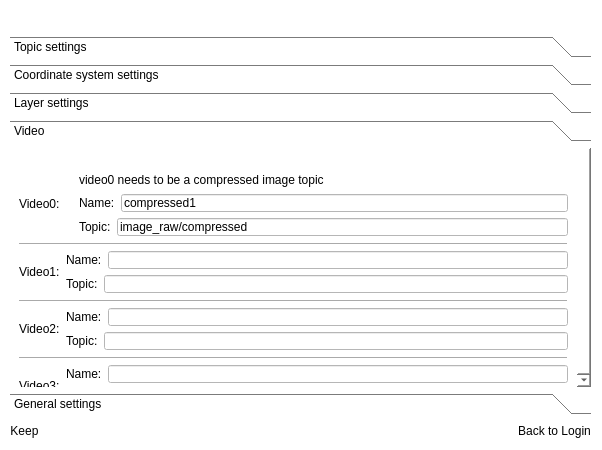
This is junbot_gui/ui/loginwidget.ui in lacie-life/junbot_core as Qt 5 draws it before an edit. The edited form follows.
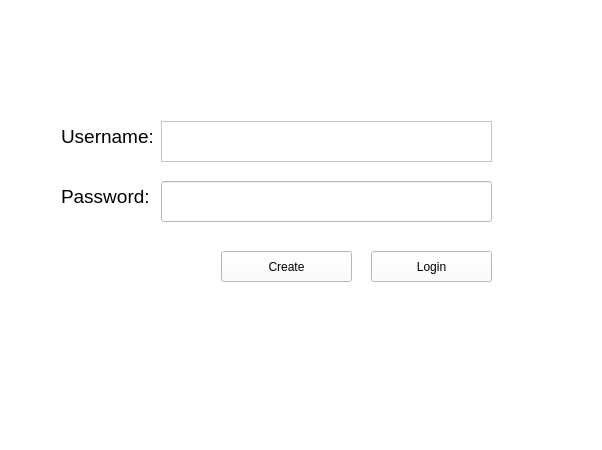
This is the edited form. The open tabs and pages were chosen to show the change. Icons and pictures are not drawn.

The edit to the form file:
```diff
--- a/junbot_gui/ui/loginwidget.ui
+++ b/junbot_gui/ui/loginwidget.ui
@@ -585,842 +585,81 @@
       <number>1</number>
      </property>
      <item>
-      <widget class="QWidget" name="widgetBody_2" native="true">
-       <widget class="QWidget" name="widgetWinTitle_2" native="true">
+      <widget class="QWidget" name="widget" native="true">
+       <widget class="QPushButton" name="loginButton">
         <property name="geometry">
          <rect>
-          <x>9</x>
-          <y>474</y>
-          <width>582</width>
-          <height>30</height>
+          <x>370</x>
+          <y>250</y>
+          <width>121</width>
+          <height>31</height>
          </rect>
         </property>
-        <property name="minimumSize">
-         <size>
-          <width>0</width>
-          <height>30</height>
-         </size>
+        <property name="text">
+         <string>Login</string>
         </property>
-        <property name="maximumSize">
-         <size>
-          <width>16777215</width>
-          <height>30</height>
-         </size>
+       </widget>
+       <widget class="QPushButton" name="createButton">
+        <property name="geometry">
+         <rect>
+          <x>220</x>
+          <y>250</y>
+          <width>131</width>
+          <height>31</height>
+         </rect>
         </property>
+        <property name="text">
+         <string>Create</string>
+        </property>
        </widget>
-       <widget class="QWidget" name="layoutWidget">
+       <widget class="QLabel" name="label">
         <property name="geometry">
          <rect>
-          <x>9</x>
-          <y>9</y>
-          <width>581</width>
-          <height>431</height>
+          <x>60</x>
+          <y>110</y>
+          <width>91</width>
+          <height>51</height>
          </rect>
         </property>
-        <layout class="QVBoxLayout" name="verticalLayout_15">
-         <item>
-          <layout class="QHBoxLayout" name="horizontalLayout_24">
-           <item>
-            <spacer name="horizontalSpacer_5">
-             <property name="orientation">
-              <enum>Qt::Horizontal</enum>
-             </property>
-             <property name="sizeHint" stdset="0">
-              <size>
-               <width>40</width>
-               <height>20</height>
-              </size>
-             </property>
-            </spacer>
-           </item>
-           <item>
-            <widget class="QPushButton" name="btnWinMin_2">
-             <property name="cursor">
-              <cursorShape>PointingHandCursor</cursorShape>
-             </property>
-             <property name="focusPolicy">
-              <enum>Qt::NoFocus</enum>
-             </property>
-             <property name="styleSheet">
-              <string notr="true">border:none;
-background-color:none</string>
-             </property>
-             <property name="text">
-              <string/>
-             </property>
-             <property name="icon">
-              <iconset>
-               <normaloff>:/resource/common/ic_min.png</normaloff>:/resource/common/ic_min.png</iconset>
-             </property>
-            </widget>
-           </item>
-           <item>
-            <widget class="QPushButton" name="btnWinClose_2">
-             <property name="minimumSize">
-              <size>
-               <width>0</width>
-               <height>0</height>
-              </size>
-             </property>
-             <property name="cursor">
-              <cursorShape>PointingHandCursor</cursorShape>
-             </property>
-             <property name="focusPolicy">
-              <enum>Qt::NoFocus</enum>
-             </property>
-             <property name="styleSheet">
-              <string notr="true">border:none;
-background-color:none</string>
-             </property>
-             <property name="text">
-              <string/>
-             </property>
-             <property name="icon">
-              <iconset>
-               <normaloff>:/resource/common/ic_close_white.png</normaloff>:/resource/common/ic_close_white.png</iconset>
-             </property>
-            </widget>
-           </item>
-          </layout>
-         </item>
-         <item>
-          <widget class="QToolBox" name="toolBox">
-           <property name="currentIndex">
-            <number>4</number>
-           </property>
-           <widget class="QWidget" name="page_3">
-            <property name="geometry">
-             <rect>
-              <x>0</x>
-              <y>0</y>
-              <width>414</width>
-              <height>225</height>
-             </rect>
-            </property>
-            <attribute name="label">
-             <string>Topic settings</string>
-            </attribute>
-            <layout class="QVBoxLayout" name="verticalLayout_17">
-             <item>
-              <layout class="QVBoxLayout" name="verticalLayout_6">
-               <item>
-                <layout class="QHBoxLayout" name="horizontalLayout_31">
-                 <item>
-                  <widget class="QLabel" name="label_14">
-                   <property name="text">
-                    <string>Speed Control Topics:</string>
-                   </property>
-                  </widget>
-                 </item>
-                 <item>
-                  <widget class="QLineEdit" name="lineEdit_speed_topic">
-                   <property name="text">
-                    <string>cmd_vel</string>
-                   </property>
-                  </widget>
-                 </item>
-                </layout>
-               </item>
-               <item>
-                <layout class="QHBoxLayout" name="horizontalLayout_30">
-                 <item>
-                  <widget class="QLabel" name="label_11">
-                   <property name="text">
-                    <string>Navigation target point topic:</string>
-                   </property>
-                  </widget>
-                 </item>
-                 <item>
-                  <widget class="QLineEdit" name="lineEdit_goal_topic">
-                   <property name="text">
-                    <string>move_base_simple/goal</string>
-                   </property>
-                  </widget>
-                 </item>
-                </layout>
-               </item>
-               <item>
-                <layout class="QHBoxLayout" name="horizontalLayout_29">
-                 <item>
-                  <widget class="QLabel" name="label_10">
-                   <property name="text">
-                    <string>Navigation start point topic:</string>
-                   </property>
-                  </widget>
-                 </item>
-                 <item>
-                  <widget class="QLineEdit" name="lineEdit_start_postopic">
-                   <property name="text">
-                    <string>initialpose</string>
-                   </property>
-                  </widget>
-                 </item>
-                </layout>
-               </item>
-               <item>
-                <layout class="QHBoxLayout" name="horizontalLayout_18">
-                 <item>
-                  <widget class="QLabel" name="label_8">
-                   <property name="text">
-                    <string>yaw angle threshold for turn signal on:</string>
-                   </property>
-                  </widget>
-                 </item>
-                 <item>
-                  <widget class="QLineEdit" name="lineEdit_turnLightThre">
-                   <property name="text">
-                    <string/>
-                   </property>
-                  </widget>
-                 </item>
-                </layout>
-               </item>
-               <item>
-                <layout class="QHBoxLayout" name="horizontalLayout_5">
-                 <item>
-                  <widget class="QLabel" name="label_15">
-                   <property name="text">
-                    <string>Odometer Topics:</string>
-                   </property>
-                  </widget>
-                 </item>
-                 <item>
-                  <widget class="QLineEdit" name="lineEdit_odm">
-                   <property name="text">
-                    <string>raw_odom</string>
-                   </property>
-                  </widget>
-                 </item>
-                </layout>
-               </item>
-               <item>
-                <layout class="QHBoxLayout" name="horizontalLayout_6">
-                 <item>
-                  <widget class="QLabel" name="label_16">
-                   <property name="text">
-                    <string>Battery power topic:</string>
-                   </property>
-                  </widget>
-                 </item>
-                 <item>
-                  <widget class="QLineEdit" name="lineEdit_power">
-                   <property name="text">
-                    <string>battery_state</string>
-                   </property>
-                  </widget>
-                 </item>
-                 <item>
-                  <widget class="QLabel" name="label_22">
-                   <property name="text">
-                    <string>sensor_msgs/BatteryState</string>
-                   </property>
-                  </widget>
-                 </item>
-                </layout>
-               </item>
-               <item>
-                <layout class="QHBoxLayout" name="horizontalLayout_11"/>
-               </item>
-               <item>
-                <layout class="QHBoxLayout" name="horizontalLayout_7">
-                 <item>
-                  <widget class="QLabel" name="label_3">
-                   <property name="text">
-                    <string>Robot coordinate topic:</string>
-                   </property>
-                  </widget>
-                 </item>
-                 <item>
-                  <widget class="QLineEdit" name="lineEdit">
-                   <property name="text">
-                    <string>amcl_pose</string>
-                   </property>
-                  </widget>
-                 </item>
-                </layout>
-               </item>
-              </layout>
-             </item>
-            </layout>
-           </widget>
-           <widget class="QWidget" name="page_7">
-            <property name="geometry">
-             <rect>
-              <x>0</x>
-              <y>0</y>
-              <width>270</width>
-              <height>101</height>
-             </rect>
-            </property>
-            <attribute name="label">
-             <string>Coordinate system settings</string>
-            </attribute>
-            <layout class="QVBoxLayout" name="verticalLayout_19">
-             <item>
-              <layout class="QVBoxLayout" name="verticalLayout_18">
-               <item>
-                <layout class="QHBoxLayout" name="horizontalLayout_33">
-                 <item>
-                  <widget class="QLabel" name="label_17">
-                   <property name="text">
-                    <string>Lidar Frame:</string>
-                   </property>
-                  </widget>
-                 </item>
-                 <item>
-                  <widget class="QLineEdit" name="lineEdit_laserFrame"/>
-                 </item>
-                </layout>
-               </item>
-               <item>
-                <layout class="QHBoxLayout" name="horizontalLayout_34">
-                 <item>
-                  <widget class="QLabel" name="label_18">
-                   <property name="text">
-                    <string>Map Frame:</string>
-                   </property>
-                  </widget>
-                 </item>
-                 <item>
-                  <widget class="QLineEdit" name="lineEdit_mapFrame"/>
-                 </item>
-                </layout>
-               </item>
-               <item>
-                <layout class="QHBoxLayout" name="horizontalLayout_35">
-                 <item>
-                  <widget class="QLabel" name="label_19">
-                   <property name="text">
-                    <string>Chassis coordinates Frame:</string>
-                   </property>
-                  </widget>
-                 </item>
-                 <item>
-                  <widget class="QLineEdit" name="lineEdit_baseFrame"/>
-                 </item>
-                </layout>
-               </item>
-              </layout>
-             </item>
-            </layout>
-           </widget>
-           <widget class="QWidget" name="page_6">
-            <property name="geometry">
-             <rect>
-              <x>0</x>
-              <y>0</y>
-              <width>88</width>
-              <height>88</height>
-             </rect>
-            </property>
-            <attribute name="label">
-             <string>Layer settings</string>
-            </attribute>
-            <layout class="QVBoxLayout" name="verticalLayout_5">
-             <item>
-              <widget class="QTreeWidget" name="treeWidget">
-               <column>
-                <property name="text">
-                 <string notr="true">1</string>
-                </property>
-               </column>
-              </widget>
-             </item>
-            </layout>
-           </widget>
-           <widget class="QWidget" name="page_4">
-            <property name="geometry">
-             <rect>
-              <x>0</x>
-              <y>0</y>
-              <width>406</width>
-              <height>312</height>
-             </rect>
-            </property>
-            <attribute name="label">
-             <string>Video</string>
-            </attribute>
-            <layout class="QVBoxLayout" name="verticalLayout_10">
-             <item>
-              <layout class="QVBoxLayout" name="verticalLayout_8">
-               <item>
-                <layout class="QHBoxLayout" name="horizontalLayout_4">
-                 <item>
-                  <widget class="QLabel" name="label_23">
-                   <property name="maximumSize">
-                    <size>
-                     <width>61</width>
-                     <height>17</height>
-                    </size>
-                   </property>
-                   <property name="text">
-                    <string>Video0:</string>
-                   </property>
-                  </widget>
-                 </item>
-                 <item>
-                  <widget class="QLabel" name="label_4">
-                   <property name="text">
-                    <string/>
-                   </property>
-                  </widget>
-                 </item>
-                 <item>
-                  <layout class="QVBoxLayout" name="verticalLayout_7">
-                   <item>
-                    <widget class="QLabel" name="label_5">
-                     <property name="maximumSize">
-                      <size>
-                       <width>16777215</width>
-                       <height>17</height>
-                      </size>
-                     </property>
-                     <property name="text">
-                      <string>video0 needs to be a compressed image topic</string>
-                     </property>
-                    </widget>
-                   </item>
-                   <item>
-                    <layout class="QHBoxLayout" name="horizontalLayout_2">
-                     <item>
-                      <widget class="QLabel" name="label_24">
-                       <property name="maximumSize">
-                        <size>
-                         <width>61</width>
-                         <height>17</height>
-                        </size>
-                       </property>
-                       <property name="text">
-                        <string>Name:</string>
-                       </property>
-                      </widget>
-                     </item>
-                     <item>
-                      <widget class="QLineEdit" name="video0_name_set">
-                       <property name="text">
-                        <string>compressed1</string>
-                       </property>
-                      </widget>
-                     </item>
-                    </layout>
-                   </item>
-                   <item>
-                    <layout class="QHBoxLayout" name="horizontalLayout_3">
-                     <item>
-                      <widget class="QLabel" name="label_25">
-                       <property name="maximumSize">
-                        <size>
-                         <width>61</width>
-                         <height>17</height>
-                        </size>
-                       </property>
-                       <property name="text">
-                        <string>Topic:</string>
-                       </property>
-                      </widget>
-                     </item>
-                     <item>
-                      <widget class="QLineEdit" name="video0_topic_set">
-                       <property name="text">
-                        <string>image_raw/compressed</string>
-                       </property>
-                      </widget>
-                     </item>
-                    </layout>
-                   </item>
-                  </layout>
-                 </item>
-                </layout>
-               </item>
-               <item>
-                <widget class="QFrame" name="frame">
-                 <property name="frameShape">
-                  <enum>QFrame::HLine</enum>
-                 </property>
-                 <property name="frameShadow">
-                  <enum>QFrame::Raised</enum>
-                 </property>
-                </widget>
-               </item>
-               <item>
-                <layout class="QHBoxLayout" name="horizontalLayout_8">
-                 <item>
-                  <widget class="QLabel" name="label_26">
-                   <property name="maximumSize">
-                    <size>
-                     <width>61</width>
-                     <height>17</height>
-                    </size>
-                   </property>
-                   <property name="text">
-                    <string>Video1:</string>
-                   </property>
-                  </widget>
-                 </item>
-                 <item>
-                  <layout class="QVBoxLayout" name="verticalLayout_11">
-                   <item>
-                    <layout class="QHBoxLayout" name="horizontalLayout_9">
-                     <item>
-                      <widget class="QLabel" name="label_27">
-                       <property name="maximumSize">
-                        <size>
-                         <width>61</width>
-                         <height>17</height>
-                        </size>
-                       </property>
-                       <property name="text">
-                        <string>Name:</string>
-                       </property>
-                      </widget>
-                     </item>
-                     <item>
-                      <widget class="QLineEdit" name="video0_name_set_2">
-                       <property name="text">
-                        <string/>
-                       </property>
-                      </widget>
-                     </item>
-                    </layout>
-                   </item>
-                   <item>
-                    <layout class="QHBoxLayout" name="horizontalLayout_10">
-                     <item>
-                      <widget class="QLabel" name="label_28">
-                       <property name="maximumSize">
-                        <size>
-                         <width>61</width>
-                         <height>17</height>
-                        </size>
-                       </property>
-                       <property name="text">
-                        <string>Topic:</string>
-                       </property>
-                      </widget>
-                     </item>
-                     <item>
-                      <widget class="QLineEdit" name="video0_topic_set_2"/>
-                     </item>
-                    </layout>
-                   </item>
-                  </layout>
-                 </item>
-                </layout>
-               </item>
-               <item>
-                <widget class="QFrame" name="frame_2">
-                 <property name="frameShape">
-                  <enum>QFrame::HLine</enum>
-                 </property>
-                 <property name="frameShadow">
-                  <enum>QFrame::Raised</enum>
-                 </property>
-                </widget>
-               </item>
-               <item>
-                <layout class="QHBoxLayout" name="horizontalLayout_12">
-                 <item>
-                  <widget class="QLabel" name="label_29">
-                   <property name="maximumSize">
-                    <size>
-                     <width>61</width>
-                     <height>17</height>
-                    </size>
-                   </property>
-                   <property name="text">
-                    <string>Video2:</string>
-                   </property>
-                  </widget>
-                 </item>
-                 <item>
-                  <layout class="QVBoxLayout" name="verticalLayout_12">
-                   <item>
-                    <layout class="QHBoxLayout" name="horizontalLayout_13">
-                     <item>
-                      <widget class="QLabel" name="label_30">
-                       <property name="maximumSize">
-                        <size>
-                         <width>61</width>
-                         <height>17</height>
-                        </size>
-                       </property>
-                       <property name="text">
-                        <string>Name:</string>
-                       </property>
-                      </widget>
-                     </item>
-                     <item>
-                      <widget class="QLineEdit" name="video0_name_set_3"/>
-                     </item>
-                    </layout>
-                   </item>
-                   <item>
-                    <layout class="QHBoxLayout" name="horizontalLayout_14">
-                     <item>
-                      <widget class="QLabel" name="label_31">
-                       <property name="maximumSize">
-                        <size>
-                         <width>61</width>
-                         <height>17</height>
-                        </size>
-                       </property>
-                       <property name="text">
-                        <string>Topic:</string>
-                       </property>
-                      </widget>
-                     </item>
-                     <item>
-                      <widget class="QLineEdit" name="video0_topic_set_3"/>
-                     </item>
-                    </layout>
-                   </item>
-                  </layout>
-                 </item>
-                </layout>
-               </item>
-               <item>
-                <widget class="QFrame" name="frame_3">
-                 <property name="frameShape">
-                  <enum>QFrame::HLine</enum>
-                 </property>
-                 <property name="frameShadow">
-                  <enum>QFrame::Raised</enum>
-                 </property>
-                </widget>
-               </item>
-               <item>
-                <layout class="QHBoxLayout" name="horizontalLayout_15">
-                 <item>
-                  <widget class="QLabel" name="label_32">
-                   <property name="maximumSize">
-                    <size>
-                     <width>61</width>
-                     <height>17</height>
-                    </size>
-                   </property>
-                   <property name="text">
-                    <string>Video3:</string>
-                   </property>
-                  </widget>
-                 </item>
-                 <item>
-                  <layout class="QVBoxLayout" name="verticalLayout_13">
-                   <item>
-                    <layout class="QHBoxLayout" name="horizontalLayout_16">
-                     <item>
-                      <widget class="QLabel" name="label_33">
-                       <property name="maximumSize">
-                        <size>
-                         <width>61</width>
-                         <height>17</height>
-                        </size>
-                       </property>
-                       <property name="text">
-                        <string>Name:</string>
-                       </property>
-                      </widget>
-                     </item>
-                     <item>
-                      <widget class="QLineEdit" name="video0_name_set_4"/>
-                     </item>
-                    </layout>
-                   </item>
-                   <item>
-                    <layout class="QHBoxLayout" name="horizontalLayout_17">
-                     <item>
-                      <widget class="QLabel" name="label_34">
-                       <property name="maximumSize">
-                        <size>
-                         <width>61</width>
-                         <height>17</height>
-                        </size>
-                       </property>
-                       <property name="text">
-                        <string>Topic:</string>
-                       </property>
-                      </widget>
-                     </item>
-                     <item>
-                      <widget class="QLineEdit" name="video0_topic_set_4"/>
-                     </item>
-                    </layout>
-                   </item>
-                  </layout>
-                 </item>
-                </layout>
-               </item>
-              </layout>
-             </item>
-            </layout>
-           </widget>
-           <widget class="QWidget" name="page_5">
-            <property name="geometry">
-             <rect>
-              <x>0</x>
-              <y>0</y>
-              <width>579</width>
-              <height>218</height>
-             </rect>
-            </property>
-            <attribute name="label">
-             <string>General settings</string>
-            </attribute>
-            <layout class="QVBoxLayout" name="verticalLayout_16">
-             <item>
-              <layout class="QHBoxLayout" name="horizontalLayout_27">
-               <item>
-                <widget class="QLabel" name="label_9">
-                 <property name="maximumSize">
-                  <size>
-                   <width>16777215</width>
-                   <height>40</height>
-                  </size>
-                 </property>
-                 <property name="text">
-                  <string>Display Mode:</string>
-                 </property>
-                </widget>
-               </item>
-               <item>
-                <widget class="QGroupBox" name="groupBox">
-                 <property name="maximumSize">
-                  <size>
-                   <width>16777215</width>
-                   <height>60</height>
-                  </size>
-                 </property>
-                 <property name="styleSheet">
-                  <string notr="true">border:none</string>
-                 </property>
-                 <property name="title">
-                  <string/>
-                 </property>
-                 <layout class="QVBoxLayout" name="verticalLayout_14">
-                  <property name="spacing">
-                   <number>0</number>
-                  </property>
-                  <property name="leftMargin">
-                   <number>0</number>
-                  </property>
-                  <property name="topMargin">
-                   <number>0</number>
-                  </property>
-                  <property name="rightMargin">
-                   <number>0</number>
-                  </property>
-                  <property name="bottomMargin">
-                   <number>0</number>
-                  </property>
-                  <item>
-                   <layout class="QHBoxLayout" name="horizontalLayout_26">
-                    <item>
-                     <widget class="QRadioButton" name="radioButton_robot">
-                      <property name="text">
-                       <string>Robot side</string>
-                      </property>
-                     </widget>
-                    </item>
-                    <item>
-                     <widget class="QRadioButton" name="radioButton_control">
-                      <property name="text">
-                       <string>Control terminal</string>
-                      </property>
-                     </widget>
-                    </item>
-                   </layout>
-                  </item>
-                 </layout>
-                </widget>
-               </item>
-              </layout>
-             </item>
-             <item>
-              <layout class="QHBoxLayout" name="horizontalLayout_32">
-               <item>
-                <widget class="QLabel" name="label_12">
-                 <property name="text">
-                  <string>Topic subscription thread count:</string>
-                 </property>
-                </widget>
-               </item>
-               <item>
-                <widget class="QSpinBox" name="spinBox_thread_num"/>
-               </item>
-               <item>
-                <widget class="QLabel" name="label_13">
-                 <property name="text">
-                  <string>FrameRate:</string>
-                 </property>
-                </widget>
-               </item>
-               <item>
-                <widget class="QSpinBox" name="spinBox_frameRate"/>
-               </item>
-              </layout>
-             </item>
-             <item>
-              <widget class="QLabel" name="label_msg">
-               <property name="maximumSize">
-                <size>
-                 <width>16777215</width>
-                 <height>30</height>
-                </size>
-               </property>
-               <property name="text">
-                <string/>
-               </property>
-              </widget>
-             </item>
-            </layout>
-           </widget>
-          </widget>
-         </item>
-         <item>
-          <layout class="QHBoxLayout" name="horizontalLayout_19">
-           <item>
-            <widget class="QPushButton" name="pushButton_save">
-             <property name="cursor">
-              <cursorShape>PointingHandCursor</cursorShape>
-             </property>
-             <property name="styleSheet">
-              <string notr="true">border:0px;
-color:GRAY；</string>
-             </property>
-             <property name="text">
-              <string>Keep</string>
-             </property>
-            </widget>
-           </item>
-           <item>
-            <spacer name="horizontalSpacer">
-             <property name="orientation">
-              <enum>Qt::Horizontal</enum>
-             </property>
-             <property name="sizeHint" stdset="0">
-              <size>
-               <width>40</width>
-               <height>20</height>
-              </size>
-             </property>
-            </spacer>
-           </item>
-           <item>
-            <widget class="QPushButton" name="pushButton_return">
-             <property name="cursor">
-              <cursorShape>PointingHandCursor</cursorShape>
-             </property>
-             <property name="styleSheet">
-              <string notr="true">border:0px;
-color:GRAY；</string>
-             </property>
-             <property name="text">
-              <string>Back to Login</string>
-             </property>
-            </widget>
-           </item>
-          </layout>
-         </item>
-        </layout>
+        <property name="text">
+         <string>&lt;html&gt;&lt;head/&gt;&lt;body&gt;&lt;p&gt;&lt;span style=&quot; font-size:14pt;&quot;&gt;Username:&lt;/span&gt;&lt;/p&gt;&lt;/body&gt;&lt;/html&gt;</string>
+        </property>
+       </widget>
+       <widget class="QPlainTextEdit" name="username">
+        <property name="geometry">
+         <rect>
+          <x>160</x>
+          <y>120</y>
+          <width>331</width>
+          <height>41</height>
+         </rect>
+        </property>
+       </widget>
+       <widget class="QLineEdit" name="lineEdit">
+        <property name="geometry">
+         <rect>
+          <x>160</x>
+          <y>180</y>
+          <width>331</width>
+          <height>41</height>
+         </rect>
+        </property>
+        <property name="echoMode">
+         <enum>QLineEdit::Password</enum>
+        </property>
+       </widget>
+       <widget class="QLabel" name="label_3">
+        <property name="geometry">
+         <rect>
+          <x>60</x>
+          <y>170</y>
+          <width>91</width>
+          <height>51</height>
+         </rect>
+        </property>
+        <property name="text">
+         <string>&lt;html&gt;&lt;head/&gt;&lt;body&gt;&lt;p&gt;&lt;span style=&quot; font-size:14pt;&quot;&gt;Password:&lt;/span&gt;&lt;/p&gt;&lt;/body&gt;&lt;/html&gt;</string>
+        </property>
        </widget>
       </widget>
      </item>
```
Left out of the diff: 176 changed lines with no effect on the pictures.
